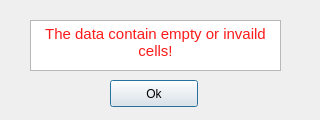
The window that utils/harmonic_drive_selector/gui/ui/non_numbers_dialog.ui (AimanHaidar/harmonic-drive-selector) describes before a commit, drawn with Qt 5.
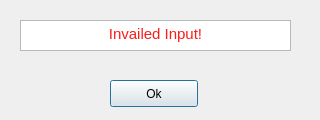
The same window after the commit.

What changed in the file:
```diff
--- a/utils/harmonic_drive_selector/gui/ui/non_numbers_dialog.ui
+++ b/utils/harmonic_drive_selector/gui/ui/non_numbers_dialog.ui
@@ -26,13 +26,13 @@
     <string>Ok</string>
    </property>
   </widget>
-  <widget class="QTextEdit" name="textEdit">
+  <widget class="QTextBrowser" name="textBrowser">
    <property name="geometry">
     <rect>
-     <x>30</x>
+     <x>20</x>
      <y>20</y>
-     <width>251</width>
-     <height>51</height>
+     <width>271</width>
+     <height>31</height>
     </rect>
    </property>
    <property name="html">
@@ -40,7 +40,7 @@
 &lt;html&gt;&lt;head&gt;&lt;meta name=&quot;qrichtext&quot; content=&quot;1&quot; /&gt;&lt;style type=&quot;text/css&quot;&gt;
 p, li { white-space: pre-wrap; }
 &lt;/style&gt;&lt;/head&gt;&lt;body style=&quot; font-family:'Ubuntu Sans'; font-size:11pt; font-weight:400; font-style:normal;&quot;&gt;
-&lt;p align=&quot;center&quot; style=&quot; margin-top:0px; margin-bottom:0px; margin-left:0px; margin-right:0px; -qt-block-indent:0; text-indent:0px;&quot;&gt;&lt;span style=&quot; color:#fb1b1b;&quot;&gt;The data contain empty or invaild cells!&lt;/span&gt;&lt;/p&gt;&lt;/body&gt;&lt;/html&gt;</string>
+&lt;p align=&quot;center&quot; style=&quot; margin-top:0px; margin-bottom:0px; margin-left:0px; margin-right:0px; -qt-block-indent:0; text-indent:0px;&quot;&gt;&lt;span style=&quot; color:#fb1b1b;&quot;&gt;Invailed Input!&lt;/span&gt;&lt;/p&gt;&lt;/body&gt;&lt;/html&gt;</string>
    </property>
   </widget>
  </widget>
```
